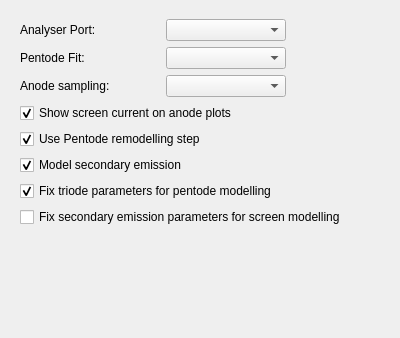
The window that preferencesdialog.ui (Lizardboy2390/ValveWorkbench) describes before a commit, drawn with Qt 5; both pictures show x 0 to 400 and y 0 to 338 of the 400 by 508 pixel window.
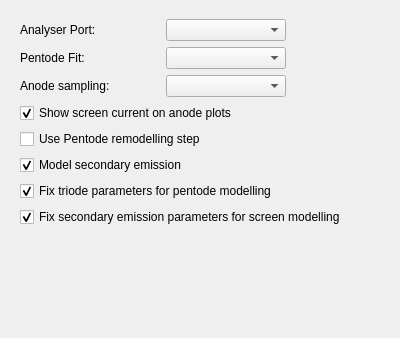
The same window after the commit.

The edit to the form file:
```diff
--- a/preferencesdialog.ui
+++ b/preferencesdialog.ui
@@ -211,7 +211,7 @@
        <string>Use Pentode remodelling step</string>
       </property>
       <property name="checked">
-       <bool>true</bool>
+       <bool>false</bool>
       </property>
      </widget>
     </item>
@@ -240,6 +240,9 @@
       <property name="text">
        <string>Fix secondary emission parameters for screen modelling</string>
       </property>
+      <property name="checked">
+       <bool>true</bool>
+      </property>
      </widget>
     </item>
     <item>
```
